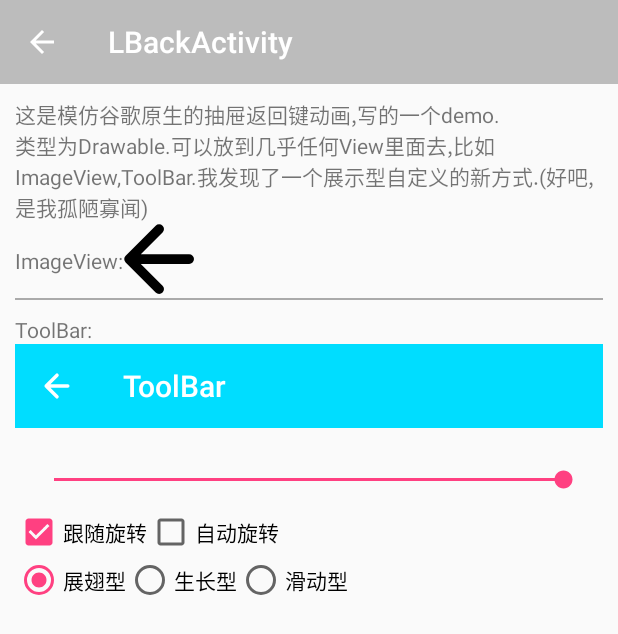
After one commit to Mr-XiaoLiang/LView-AS, an Android app: the LBackActivity screen opened directly, with no data from a screen before it, on a phone screen of 412 x 824 dp. The commit adds this screen. Shown: the top 634 px of the screen. Run offline under Robolectric (Android 15) with nearby library versions, the phone set to English and light mode, and no system bars.

Commit message:
增加动态返回键模块，为自定义Drawable提供范例

```diff
--- a/app/src/main/AndroidManifest.xml
+++ b/app/src/main/AndroidManifest.xml
@@ -32,7 +32,11 @@
         <activity android:name=".CountDownListActivity" />
         <activity android:name=".ShopListTest" />
         <activity android:name=".PhoneBook" />
-        <activity android:name=".ScratchCardActivity"/>
+        <activity android:name=".ScratchCardActivity" />
+        <activity
+            android:name=".LBackActivity"
+            android:label="@string/title_activity_lback"
+            android:theme="@style/AppTheme.NoActionBar"/>
     </application>
 
 </manifest>
--- /dev/null
+++ b/app/src/main/java/mr_xiaoliang/com/github/lview_as/LBackActivity.java
@@ -0,0 +1,142 @@
+package mr_xiaoliang.com.github.lview_as;
+
+import android.graphics.Color;
+import android.os.Bundle;
+import android.os.Handler;
+import android.os.Message;
+import android.support.design.widget.FloatingActionButton;
+import android.support.design.widget.Snackbar;
+import android.support.v7.app.AppCompatActivity;
+import android.support.v7.graphics.drawable.DrawerArrowDrawable;
+import android.support.v7.widget.Toolbar;
+import android.view.MenuItem;
+import android.view.View;
+import android.widget.CheckBox;
+import android.widget.CompoundButton;
+import android.widget.ImageView;
+import android.widget.RadioGroup;
+import android.widget.SeekBar;
+
+import mr_xiaoliang.com.github.lview_as.view.LBackDrawable;
+
+public class LBackActivity extends AppCompatActivity implements CheckBox.OnCheckedChangeListener,RadioGroup.OnCheckedChangeListener,SeekBar.OnSeekBarChangeListener {
+
+    private LBackDrawable imgDraw,barDraw;
+    private DrawerArrowDrawable arrowDrawable1,arrowDrawable2;
+    private boolean auto = false;
+    private int pro = 100;
+    private SeekBar seekBar;
+
+    @Override
+    protected void onCreate(Bundle savedInstanceState) {
+        super.onCreate(savedInstanceState);
+        setContentView(R.layout.activity_lback);
+        Toolbar toolbar = (Toolbar) findViewById(R.id.lback_toolbar);
+        setSupportActionBar(toolbar);
+        if(getSupportActionBar()!=null)
+            getSupportActionBar().setDisplayHomeAsUpEnabled(true);
+        ((CheckBox)findViewById(R.id.lback_check)).setOnCheckedChangeListener(this);
+        ((CheckBox)findViewById(R.id.lback_auto)).setOnCheckedChangeListener(this);
+        ((RadioGroup)findViewById(R.id.lback_radiogroup)).setOnCheckedChangeListener(this);
+        seekBar = ((SeekBar)findViewById(R.id.lback_seek));
+        seekBar.setOnSeekBarChangeListener(this);
+        imgDraw = new LBackDrawable(this);
+        barDraw = new LBackDrawable(this);
+        imgDraw.setColor(Color.BLACK);
+        arrowDrawable1 = new DrawerArrowDrawable(this);
+        arrowDrawable2 = new DrawerArrowDrawable(this);
+        ((Toolbar)findViewById(R.id.lback_tool)).setNavigationIcon(barDraw);
+        ((ImageView)findViewById(R.id.lback_img)).setImageDrawable(imgDraw);
+//        ((Toolbar)findViewById(R.id.lback_tool)).setNavigationIcon(arrowDrawable1);
+//        ((ImageView)findViewById(R.id.lback_img)).setImageDrawable(arrowDrawable2);
+//        DrawerArrowDrawable
+    }
+
+    @Override
+    public boolean onOptionsItemSelected(MenuItem item) {
+        if(item.getItemId()==android.R.id.home){
+            finish();
+            return true;
+        }
+        return super.onOptionsItemSelected(item);
+    }
+
+    @Override
+    public void onCheckedChanged(CompoundButton buttonView, boolean isChecked) {
+        //CheckBox
+        switch (buttonView.getId()){
+            case R.id.lback_check:
+                imgDraw.setSpinEnabled(isChecked);
+                barDraw.setSpinEnabled(isChecked);
+                break;
+            case R.id.lback_auto:
+                auto = isChecked;
+                if(auto){
+                    handler.sendEmptyMessageDelayed(200,10);
+                }
+                break;
+        }
+    }
+
+    private Handler handler = new Handler(){
+        boolean b = true;
+        @Override
+        public void handleMessage(Message msg) {
+            switch (msg.what){
+                case 200:
+                    if(b){
+                        pro++;
+                    }else{
+                        pro--;
+                    }
+                    seekBar.setProgress(pro);
+                    if(pro>100){
+                        b = false;
+                    }else if(pro<0){
+                        b = true;
+                    }
+                    if(auto)
+                        handler.sendEmptyMessageDelayed(200,10);
+                    break;
+            }
+            super.handleMessage(msg);
+        }
+    };
+
+    @Override
+    public void onCheckedChanged(RadioGroup group, int checkedId) {
+        //RadioGroup
+        switch (checkedId){
+            case R.id.lback_radio1:
+                imgDraw.setBackType(LBackDrawable.BackType.WINGS);
+                barDraw.setBackType(LBackDrawable.BackType.WINGS);
+                break;
+            case R.id.lback_radio2:
+                imgDraw.setBackType(LBackDrawable.BackType.GROWTH);
+                barDraw.setBackType(LBackDrawable.BackType.GROWTH);
+                break;
+            case R.id.lback_radio3:
+                imgDraw.setBackType(LBackDrawable.BackType.SWIPING);
+                barDraw.setBackType(LBackDrawable.BackType.SWIPING);
+                break;
+        }
+    }
+
+    @Override
+    public void onProgressChanged(SeekBar seekBar, int progress, boolean fromUser) {
+        pro = progress;
+        //SeekBar
+        imgDraw.setProgress(pro*0.01f);
+        barDraw.setProgress(pro*0.01f);
+        arrowDrawable1.setProgress(pro*0.01f);
+        arrowDrawable2.setProgress(pro*0.01f);
+    }
+    @Override
+    public void onStartTrackingTouch(SeekBar seekBar) {
+        //SeekBar
+    }
+    @Override
+    public void onStopTrackingTouch(SeekBar seekBar) {
+        //SeekBar
+    }
+}
--- /dev/null
+++ b/app/src/main/java/mr_xiaoliang/com/github/lview_as/view/LBackDrawable.java
@@ -0,0 +1,228 @@
+package mr_xiaoliang.com.github.lview_as.view;
+
+import android.content.Context;
+import android.graphics.Canvas;
+import android.graphics.Color;
+import android.graphics.ColorFilter;
+import android.graphics.Paint;
+import android.graphics.Path;
+import android.graphics.PixelFormat;
+import android.graphics.Point;
+import android.graphics.PointF;
+import android.graphics.Rect;
+import android.graphics.drawable.Drawable;
+import android.support.annotation.FloatRange;
+import android.util.Log;
+
+/**
+ * Created by liuj on 2016/10/28.
+ * 动态返回键的drawable实现
+ * 可以加入到ToolBar中显示,或者其他View
+ */
+
+public class LBackDrawable extends Drawable {
+
+    private Paint paint;
+    private float progress = 1;
+    private int size = 0;
+    private Rect bundle;
+    private BackType backType = BackType.WINGS;
+    private boolean spin = true;
+    private Path path;
+    private float strokeWidthFloat = 0.13F;
+
+    public LBackDrawable(Context context) {
+        paint = new Paint();
+        paint.setAntiAlias(true);
+        paint.setDither(true);
+        paint.setColor(Color.WHITE);
+        size = dip2px(context,18);
+        paint.setStrokeWidth(size*strokeWidthFloat);
+        paint.setStyle(Paint.Style.STROKE);
+        paint.setStrokeJoin(Paint.Join.MITER);
+        paint.setStrokeCap(Paint.Cap.ROUND);
+    }
+
+
+
+    public float getProgress() {
+        return progress;
+    }
+
+    public void setProgress(@FloatRange(from = 0.0, to = 1.0) float progress) {
+        if (this.progress != progress) {
+            this.progress = progress;
+            invalidateSelf();
+        }
+    }
+
+    @Override
+    public int getIntrinsicHeight() {
+        return size;
+    }
+
+    @Override
+    public int getIntrinsicWidth() {
+        return size;
+    }
+
+    @Override
+    protected void onBoundsChange(Rect bounds) {
+        super.onBoundsChange(bounds);
+        bundle = getBounds();
+        size = Math.min(bundle.width(),bundle.height());
+        paint.setStrokeWidth(size*strokeWidthFloat);
+//        Log.d("onBoundsChange",""+paint.getStrokeWidth());
+    }
+
+    @Override
+    public void draw(Canvas canvas) {
+        if(path==null)
+            path = new Path();
+        path.rewind();
+        float wingsLength = (float) Math.sqrt((size*0.8f)*(size*0.8f)/2);
+        PointF start = new PointF(bundle.centerX()-size*0.4f,bundle.centerY());
+        float topY,topX;
+        switch (backType){
+            case WINGS://翼展
+                if(progress<0.5){
+                    path.moveTo(start.x,start.y);
+                    path.rLineTo(size*0.8f*progress*2,0);//相对坐标
+                }else{
+                    //中间的线条
+                    path.moveTo(start.x,start.y);
+                    path.rLineTo(size*0.8f,0);
+                    //下面的线条
+                    float pF = (progress-0.5f)/0.5f;
+                    topY = (float) (Math.sin(Math.PI*45*(pF)/180)*wingsLength);
+                    topX = (float) (Math.cos(Math.PI*45*(pF)/180)*wingsLength);
+                    path.moveTo(start.x,start.y);
+                    path.rLineTo(topX,topY);
+                    //上面的线条
+                    path.moveTo(start.x,start.y);
+                    path.rLineTo(topX,-topY);
+                }
+                break;
+            case GROWTH://生长
+                float lineLength = size*0.8f*progress;
+                //中间的线条
+                path.moveTo(start.x,start.y);
+                path.rLineTo(lineLength,0);
+                //下面的线条
+                float l = lineLength<wingsLength?lineLength:wingsLength;
+                topY = (float) (Math.sin(Math.PI*45/180)*l);
+                topX = (float) (Math.cos(Math.PI*45/180)*l);
+                path.moveTo(start.x,start.y);
+                path.rLineTo(topX,topY);
+                //上面的线条
+                path.moveTo(start.x,start.y);
+                path.rLineTo(topX,-topY);
+                break;
+            case SWIPING://划动
+                if(progress<0.5){
+                    path.moveTo(start.x,start.y);
+                    path.rLineTo(size*0.8f*progress*2,0);//相对坐标
+                }else{
+                    float line = size*0.8f;
+                    //中间的线条
+                    path.moveTo(start.x,start.y);
+                    path.rLineTo(line,0);
+                    //下面的线条
+                    float pF = (progress-0.5f)/0.5f;
+                    line = (line-wingsLength)*(1-pF)+wingsLength;
+                    topY = (float) (Math.sin(Math.PI*45*(pF)/180)*line);
+                    topX = (float) (Math.cos(Math.PI*45*(pF)/180)*line);
+                    path.moveTo(start.x,start.y);
+                    path.rLineTo(topX,topY);
+                    //上面的线条
+                    path.moveTo(start.x,start.y);
+                    path.rLineTo(topX,-topY);
+                }
+                break;
+        }
+//        path.close();
+        if(spin){
+            canvas.save();
+            canvas.rotate(180*(progress-1),bundle.centerX(),bundle.centerY());
+        }
+        canvas.drawPath(path,paint);
+        if(spin){
+            canvas.restore();
+        }
+    }
+    public void setAntiAlias(boolean antiAlias){
+        paint.setAntiAlias(antiAlias);
+        invalidateSelf();
+    }
+    @Override
+    public void setDither(boolean Dither){
+        paint.setDither(Dither);
+        invalidateSelf();
+    }
+    @Override
+    public void setAlpha(int alpha) {
+        paint.setAlpha(alpha);
+        invalidateSelf();
+    }
+    @Override
+    public void setColorFilter(ColorFilter colorFilter) {
+        paint.setColorFilter(colorFilter);
+        invalidateSelf();
+    }
+    @Override
+    public int getOpacity() {
+        return PixelFormat.TRANSLUCENT;
+    }
+    private int dip2px(Context context, float dpValue) {
+        final float scale = context.getResources().getDisplayMetrics().density;
+        return (int) (dpValue * scale + 0.5f);
+    }
+
+    public BackType getBackType() {
+        return backType;
+    }
+
+    public void setBackType(BackType backType) {
+        this.backType = backType;
+        invalidateSelf();
+    }
+
+    public boolean isSpin() {
+        return spin;
+    }
+
+    public void setColor(int color){
+        paint.setColor(color);
+        invalidateSelf();
+    }
+
+    public void setSpinEnabled(boolean enabled) {
+        if (this.spin != enabled) {
+            this.spin = enabled;
+            invalidateSelf();
+        }
+    }
+
+    public void setSize(int size) {
+        if (this.size != size) {
+            this.size = size;
+            invalidateSelf();
+        }
+    }
+
+    public enum BackType{
+        /**
+         * 直接像翅膀一样展开
+         */
+        WINGS,
+        /**
+         * 增长出来
+         */
+        GROWTH,
+        /**
+         * 划动出现
+         */
+        SWIPING
+
+    }
+}
--- a/app/src/main/java/mr_xiaoliang/com/github/lview_as/view/LClockView.java
+++ b/app/src/main/java/mr_xiaoliang/com/github/lview_as/view/LClockView.java
@@ -1092,7 +1092,7 @@ public class LClockView extends View {
 		}
 		invalidate();
 		return true;
-	};
+	}
 
 	private void onTouch(double pa, double r) {
 		if (type == TYPE_HOURS) {
--- /dev/null
+++ b/app/src/main/res/layout/activity_lback.xml
@@ -0,0 +1,27 @@
+<?xml version="1.0" encoding="utf-8"?>
+<android.support.design.widget.CoordinatorLayout xmlns:android="http://schemas.android.com/apk/res/android"
+    xmlns:app="http://schemas.android.com/apk/res-auto"
+    xmlns:tools="http://schemas.android.com/tools"
+    android:layout_width="match_parent"
+    android:layout_height="match_parent"
+    android:fitsSystemWindows="true"
+    tools:context="mr_xiaoliang.com.github.lview_as.LBackActivity">
+
+    <android.support.design.widget.AppBarLayout
+        android:layout_width="match_parent"
+        android:layout_height="wrap_content"
+        app:elevation="0dp"
+        android:theme="@style/AppTheme.AppBarOverlay">
+
+        <android.support.v7.widget.Toolbar
+            android:id="@+id/lback_toolbar"
+            android:layout_width="match_parent"
+            android:layout_height="?attr/actionBarSize"
+            android:background="?attr/colorPrimary"
+            app:popupTheme="@style/AppTheme.PopupOverlay" />
+
+    </android.support.design.widget.AppBarLayout>
+
+    <include layout="@layout/content_lback" />
+
+</android.support.design.widget.CoordinatorLayout>
--- /dev/null
+++ b/app/src/main/res/layout/content_lback.xml
@@ -0,0 +1,96 @@
+<?xml version="1.0" encoding="utf-8"?>
+<LinearLayout xmlns:android="http://schemas.android.com/apk/res/android"
+    xmlns:app="http://schemas.android.com/apk/res-auto"
+    xmlns:tools="http://schemas.android.com/tools"
+    android:id="@+id/content_lback"
+    android:layout_width="match_parent"
+    android:layout_height="match_parent"
+    app:layout_behavior="@string/appbar_scrolling_view_behavior"
+    tools:context="mr_xiaoliang.com.github.lview_as.LBackActivity"
+    tools:showIn="@layout/activity_lback"
+    android:orientation="vertical"
+    android:padding="10dp">
+    <TextView
+        android:layout_width="match_parent"
+        android:layout_height="wrap_content"
+        android:text="这是模仿谷歌原生的抽屉返回键动画,写的一个demo.\n类型为Drawable.可以放到几乎任何View里面去,比如ImageView,ToolBar.我发现了一个展示型自定义的新方式.(好吧,是我孤陋寡闻)"/>
+    <LinearLayout
+        android:layout_width="match_parent"
+        android:layout_height="wrap_content"
+        android:orientation="horizontal">
+        <TextView
+            android:layout_width="wrap_content"
+            android:layout_height="match_parent"
+            android:gravity="center"
+            android:text="ImageView:"/>
+        <ImageView
+            android:id="@+id/lback_img"
+            android:layout_width="50dp"
+            android:layout_height="50dp" />
+    </LinearLayout>
+    <View
+        android:layout_width="match_parent"
+        android:layout_height="1dp"
+        android:background="@android:color/darker_gray"/>
+    <TextView
+        android:layout_marginTop="10dp"
+        android:layout_width="wrap_content"
+        android:layout_height="wrap_content"
+        android:gravity="center"
+        android:text="ToolBar:"/>
+    <android.support.v7.widget.Toolbar
+        android:id="@+id/lback_tool"
+        android:layout_width="match_parent"
+        android:layout_height="?attr/actionBarSize"
+        android:background="@android:color/holo_blue_bright"
+        app:title="ToolBar"
+        app:titleTextColor="@android:color/white"/>
+    <Space
+        android:layout_width="match_parent"
+        android:layout_height="15dp"/>
+    <SeekBar
+        android:id="@+id/lback_seek"
+        android:layout_width="match_parent"
+        android:layout_height="wrap_content"
+        android:layout_margin="10dp"
+        android:max="100"
+        android:progress="100"/>
+    <LinearLayout
+        android:layout_width="match_parent"
+        android:layout_height="wrap_content"
+        android:orientation="horizontal">
+        <CheckBox
+            android:id="@+id/lback_check"
+            android:layout_width="wrap_content"
+            android:layout_height="wrap_content"
+            android:text="跟随旋转"
+            android:checked="true"/>
+        <CheckBox
+            android:id="@+id/lback_auto"
+            android:layout_width="wrap_content"
+            android:layout_height="wrap_content"
+            android:text="自动旋转"/>
+    </LinearLayout>
+    <RadioGroup
+        android:id="@+id/lback_radiogroup"
+        android:layout_width="match_parent"
+        android:layout_height="wrap_content"
+        android:orientation="horizontal">
+        <RadioButton
+            android:id="@+id/lback_radio1"
+            android:layout_width="wrap_content"
+            android:layout_height="wrap_content"
+            android:text="展翅型"
+            android:checked="true"/>
+        <RadioButton
+            android:id="@+id/lback_radio2"
+            android:layout_width="wrap_content"
+            android:layout_height="wrap_content"
+            android:text="生长型"/>
+        <RadioButton
+            android:id="@+id/lback_radio3"
+            android:layout_width="wrap_content"
+            android:layout_height="wrap_content"
+            android:text="滑动型"/>
+    </RadioGroup>
+</LinearLayout>
--- a/app/src/main/res/values/strings.xml
+++ b/app/src/main/res/values/strings.xml
@@ -2,4 +2,5 @@
     <string name="app_name">LView-AS</string>
     <string name="phone_book_enter">确定(%1$s)</string>
     <string name="ripple_explain">小良注：\n 本View不是我写的，是从网上找来的，写的很好 \n 但是有些缺陷，比如连续点击同一个位置，显示的效果不是很好。 \n 一次只有一个View能有动画效果 \n 但是因为我本身能力问题，暂时没有办法完善上述功能，所以直接把大神的Layout拿上来了 \n 所以这里明确注释下，同时，项目里面没有以L开头的View也不是本人所做，以示区分。\n Layout的代码没有丝毫的改动，原贴地址：http://blog.csdn.net/singwhatiwanna/article/details/42614953</string>
+    <string name="title_activity_lback">LBackActivity</string>
 </resources>
--- a/app/src/main/res/values/styles.xml
+++ b/app/src/main/res/values/styles.xml
@@ -1,6 +1,6 @@
 <resources>
 
-    <!-- Base application theme. -->
+    <!-- Base application the   me. -->
     <style name="AppTheme" parent="BaseStyle">
 
     </style>
@@ -17,7 +17,7 @@
         <item name="windowNoTitle">true</item>
     </style>
 
-    <style name="AppTheme.AppBarOverlay" parent="ThemeOverlay.AppCompat.Dark.ActionBar" >
+    <style name="AppTheme.AppBarOverlay" parent="ThemeOverlay.AppCompat.Dark.ActionBar">
         <item name="android:colorBackground">@color/colorPrimary</item>
         <item name="android:textColor">@color/white</item>
     </style>
--- a/build.gradle
+++ b/build.gradle
@@ -5,7 +5,7 @@ buildscript {
         jcenter()
     }
     dependencies {
-        classpath 'com.android.tools.build:gradle:2.1.2'
+        classpath 'com.android.tools.build:gradle:2.2.2'
 
         // NOTE: Do not place your application dependencies here; they belong
         // in the individual module build.gradle files
```
Also changed, not shown: app/src/main/java/mr_xiaoliang/com/github/lview_as/MainActivity.java (+7 -3 lines), app/src/main/res/layout/dialog_clock.xml (+3 -4 lines), gradle/wrapper/gradle-wrapper.properties.
